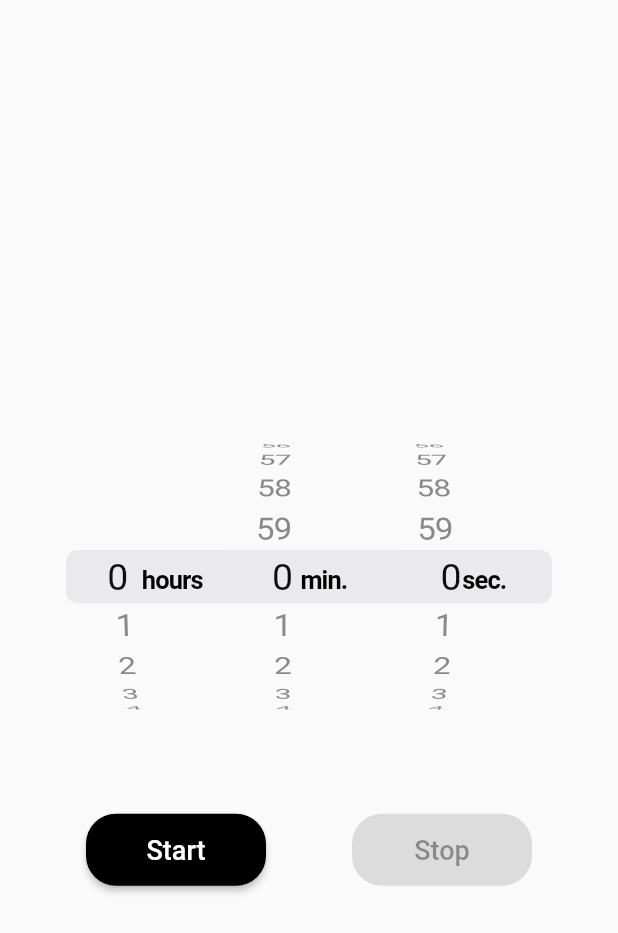
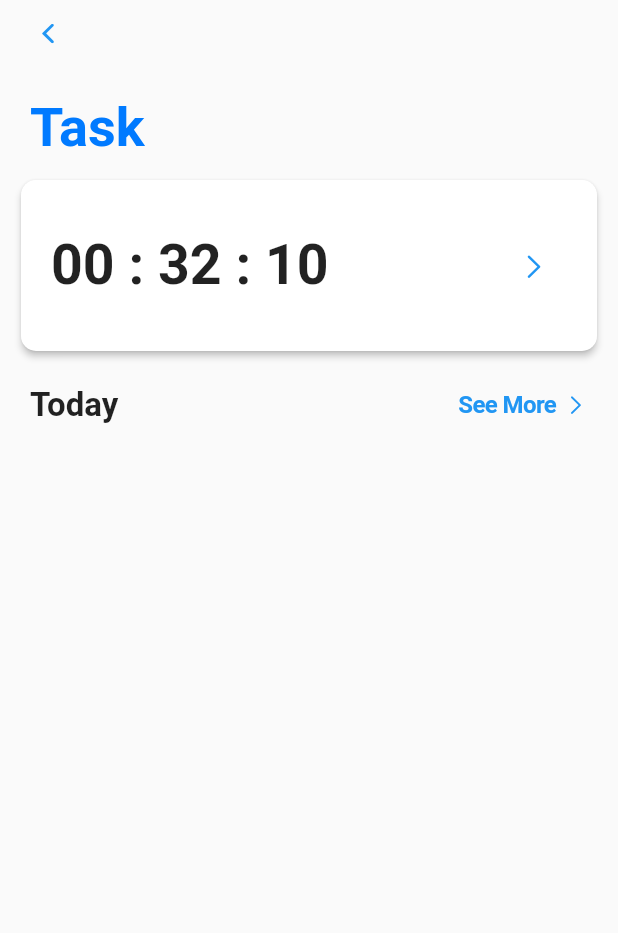
Before and after one commit to STEVENNNN76/ProDeck, a Flutter app: the HomeScreen screen opened directly, after a tap on "Your activity goes here", on a phone screen of 412 x 824 dp. Shown: the top 933 px of the screen. Run offline on Flutter 3.47's test engine with Material 2 defaults, Android fonts, the phone set to English and light mode, and no system bars; our stand-ins replace firebase_auth, firebase_core, get, percent_indicator; accounts and stored records are empty.

```diff
--- a/lib/home.dart
+++ b/lib/home.dart
@@ -1,10 +1,12 @@
 import 'package:flutter/cupertino.dart';
 import 'package:flutter/material.dart';
 import 'package:intl/intl.dart';
+import 'package:prodeck/pages/activity_page.dart';
 import 'package:prodeck/timer.dart';
 import 'package:prodeck/pages/profile_page.dart';
 import 'package:prodeck/pages/logout_page.dart';
 import 'package:prodeck/pages/task_page.dart';
+import 'package:prodeck/pages/activity_page.dart';
 
 class HomeScreen extends StatefulWidget {
   const HomeScreen({Key? key}) : super(key: key);
@@ -154,7 +156,7 @@ class _HomeScreenState extends State<HomeScreen> {
                 Navigator.push(
                   context,
                   MaterialPageRoute(
-                    builder: (context) => const TimerScreen(),
+                    builder: (context) => ActivityPage(),
                   ),
                 );
               },
--- /dev/null
+++ b/lib/pages/activity_page.dart
@@ -0,0 +1,139 @@
+import 'package:flutter/cupertino.dart';
+import 'package:flutter/material.dart';
+import 'package:prodeck/pages/task_page.dart';
+import 'package:prodeck/timer.dart';
+
+class ActivityPage extends StatelessWidget {
+  const ActivityPage({Key? key}) : super(key: key);
+
+  @override
+  Widget build(BuildContext context) {
+    return Scaffold(
+      body: SafeArea(
+        child: Column(
+          crossAxisAlignment: CrossAxisAlignment.start,
+          children: [
+            Padding(
+              padding: const EdgeInsets.only(left: 10.0, bottom: 20.0),
+              child: CupertinoButton(
+                padding: EdgeInsets.zero,
+                child: const Icon(CupertinoIcons.back),
+                onPressed: () {
+                  Navigator.pop(context);
+                },
+              ),
+            ),
+            const Padding(
+              padding: EdgeInsets.symmetric(horizontal: 20.0),
+              child: Text(
+                'Task',
+                style: TextStyle(
+                  fontSize: 36.0,
+                  fontWeight: FontWeight.bold,
+                  color: CupertinoColors.systemBlue,
+                  decoration: TextDecoration.none,
+                ),
+              ),
+            ),
+            const SizedBox(height: 10.0),
+            GestureDetector(
+              onTap: () {
+                Navigator.push(
+                  context,
+                  CupertinoPageRoute(
+                    builder: (context) => const TimerScreen(),
+                  ),
+                );
+              },
+              child: Padding(
+                padding: const EdgeInsets.symmetric(horizontal: 10.0),
+                child: Center(
+                  child: Container(
+                    height: 122.0,
+                    width: 400.0,
+                    child: Card(
+                      elevation: 2.0,
+                      shape: RoundedRectangleBorder(
+                        borderRadius: BorderRadius.circular(10.0),
+                      ),
+                      child: Padding(
+                        padding: const EdgeInsets.all(20.0),
+                        child: Row(
+                          mainAxisAlignment: MainAxisAlignment.spaceBetween,
+                          children: [
+                            const Text(
+                              '00 : 32 : 10',
+                              style: TextStyle(
+                                fontSize: 37.0,
+                                fontWeight: FontWeight.w600,
+                              ),
+                            ),
+                            CupertinoButton(
+                              padding: EdgeInsets.zero,
+                              child: const Icon(CupertinoIcons.right_chevron),
+                              onPressed: () {
+                                Navigator.push(
+                                  context,
+                                  CupertinoPageRoute(
+                                    builder: (context) => const TimerScreen(),
+                                  ),
+                                );
+                              },
+                            ),
+                          ],
+                        ),
+                      ),
+                    ),
+                  ),
+                ),
+              ),
+            ),
+            const SizedBox(height: 10.0),
+            Padding(
+              padding: const EdgeInsets.only(left: 20.0, right: 20.0),
+              child: Row(
+                mainAxisAlignment: MainAxisAlignment.spaceBetween,
+                children: [
+                  const Text(
+                    'Today',
+                    style: TextStyle(
+                      fontSize: 22.0,
+                      fontWeight: FontWeight.w600,
+                    ),
+                  ),
+                  CupertinoButton(
+                    padding: EdgeInsets.zero,
+                    child: Row(
+                      children: const [
+                        Text(
+                          'See More',
+                          style: TextStyle(
+                            fontSize: 16.0,
+                            fontWeight: FontWeight.w600,
+                          ),
+                        ),
+                        SizedBox(width: 5.0),
+                        Icon(
+                          CupertinoIcons.right_chevron,
+                          size: 16.0,
+                        ),
+                      ],
+                    ),
+                    onPressed: () {
+                      Navigator.push(
+                        context,
+                        CupertinoPageRoute(
+                          builder: (context) => const TaskPage(),
+                        ),
+                      );
+                    },
+                  ),
+                ],
+              ),
+            ),
+          ],
+        ),
+      ),
+    );
+  }
+}
--- a/lib/pages/task_page.dart
+++ b/lib/pages/task_page.dart
@@ -2431,7 +2431,7 @@ class _TaskPageState extends State<TaskPage> {
               const Padding(
                 padding: EdgeInsets.symmetric(horizontal: 20.0),
                 child: Text(
-                  'Today',
+                  'To-do',
                   style: TextStyle(
                     fontSize: 36.0,
                     fontWeight: FontWeight.bold,
--- a/lib/timer.dart
+++ b/lib/timer.dart
@@ -1,3 +1,5 @@
+//code 1
+
 import 'dart:async';
 import 'package:flutter/cupertino.dart';
 import 'package:flutter/material.dart';
```
Also changed, not shown: pubspec.yaml (+8 -7 lines), pubspec.lock, 3 other files.
